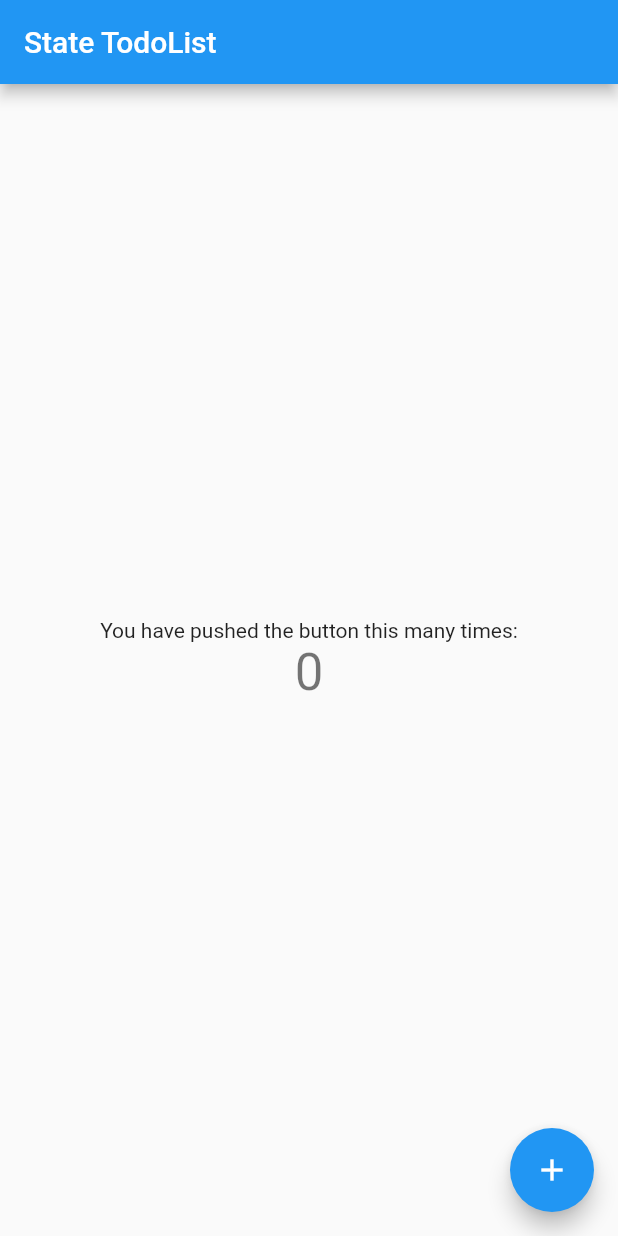
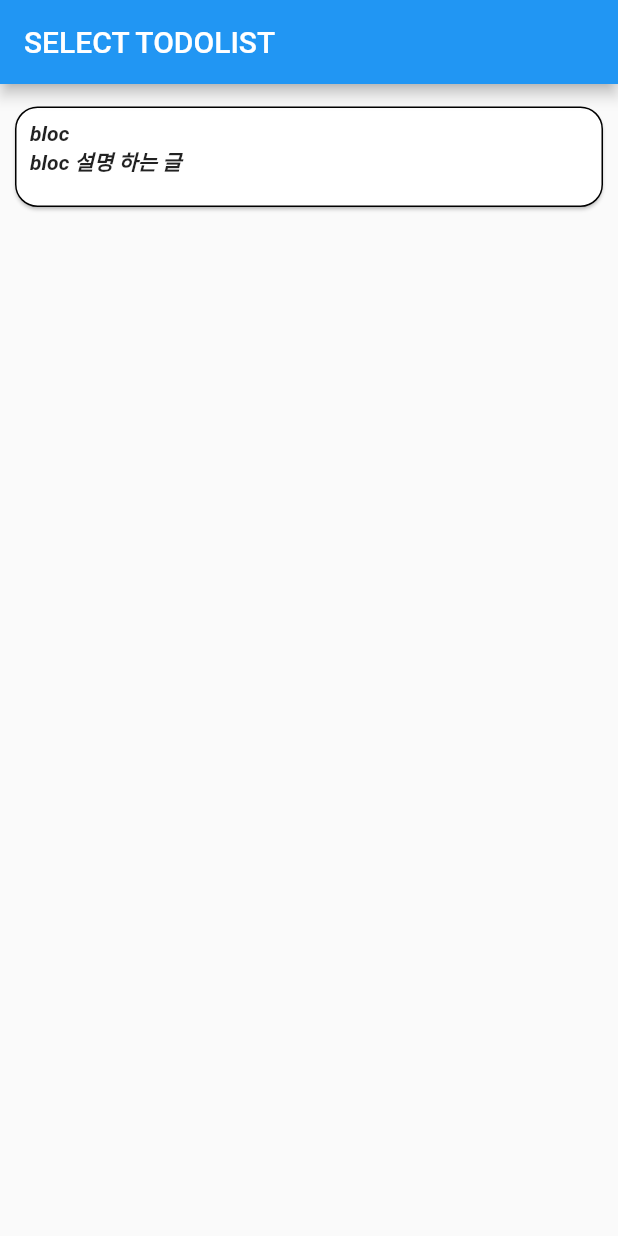
Before and after one commit to SeongYongLee/flutter_state_todolist, a Flutter app: the screen it shows after launch, on a phone screen of 412 x 824 dp. Run offline on Flutter 3.47's test engine with Material 2 defaults, Android fonts, the phone set to English and light mode, and no system bars; our stand-ins replace flutter_bloc, shared_preferences.

Commit message:
TODOLIST (BLOC) 추가

```diff
--- a/lib/main.dart
+++ b/lib/main.dart
@@ -1,4 +1,7 @@
 import 'package:flutter/material.dart';
+
+import 'package:flutter_state_todolist/page/home.dart';
+import 'package:flutter_state_todolist/page/bloc/bloc.dart';
 
 void main() {
   runApp(MyApp());
@@ -9,105 +12,16 @@ class MyApp extends StatelessWidget {
   @override
   Widget build(BuildContext context) {
     return MaterialApp(
-      title: 'State TodoList',
+      title: 'Welcome State TodoList',
       theme: ThemeData(
-        // This is the theme of your application.
-        //
-        // Try running your application with "flutter run". You'll see the
-        // application has a blue toolbar. Then, without quitting the app, try
-        // changing the primarySwatch below to Colors.green and then invoke
-        // "hot reload" (press "r" in the console where you ran "flutter run",
-        // or simply save your changes to "hot reload" in a Flutter IDE).
-        // Notice that the counter didn't reset back to zero; the application
-        // is not restarted.
         primarySwatch: Colors.blue,
+        visualDensity: VisualDensity.adaptivePlatformDensity,
       ),
-      home: MyHomePage(title: 'State TodoList'),
+      initialRoute: '/',
+      routes: {
+        '/': (context) => HomePage(),
+        '/bloc': (context) => BlocPage(),
+      },
     );
   }
 }
-
-class MyHomePage extends StatefulWidget {
-  MyHomePage({Key? key, required this.title}) : super(key: key);
-
-  // This widget is the home page of your application. It is stateful, meaning
-  // that it has a State object (defined below) that contains fields that affect
-  // how it looks.
-
-  // This class is the configuration for the state. It holds the values (in this
-  // case the title) provided by the parent (in this case the App widget) and
-  // used by the build method of the State. Fields in a Widget subclass are
-  // always marked "final".
-
-  final String title;
-
-  @override
-  _MyHomePageState createState() => _MyHomePageState();
-}
-
-class _MyHomePageState extends State<MyHomePage> {
-  int _counter = 0;
-
-  void _incrementCounter() {
-    setState(() {
-      // This call to setState tells the Flutter framework that something has
-      // changed in this State, which causes it to rerun the build method below
-      // so that the display can reflect the updated values. If we changed
-      // _counter without calling setState(), then the build method would not be
-      // called again, and so nothing would appear to happen.
-      _counter++;
-    });
-  }
-
-  @override
-  Widget build(BuildContext context) {
-    // This method is rerun every time setState is called, for instance as done
-    // by the _incrementCounter method above.
-    //
-    // The Flutter framework has been optimized to make rerunning build methods
-    // fast, so that you can just rebuild anything that needs updating rather
-    // than having to individually change instances of widgets.
-    return Scaffold(
-      appBar: AppBar(
-        // Here we take the value from the MyHomePage object that was created by
-        // the App.build method, and use it to set our appbar title.
-        title: Text(widget.title),
-      ),
-      body: Center(
-        // Center is a layout widget. It takes a single child and positions it
-        // in the middle of the parent.
-        child: Column(
-          // Column is also a layout widget. It takes a list of children and
-          // arranges them vertically. By default, it sizes itself to fit its
-          // children horizontally, and tries to be as tall as its parent.
-          //
-          // Invoke "debug painting" (press "p" in the console, choose the
-          // "Toggle Debug Paint" action from the Flutter Inspector in Android
-          // Studio, or the "Toggle Debug Paint" command in Visual Studio Code)
-          // to see the wireframe for each widget.
-          //
-          // Column has various properties to control how it sizes itself and
-          // how it positions its children. Here we use mainAxisAlignment to
-          // center the children vertically; the main axis here is the vertical
-          // axis because Columns are vertical (the cross axis would be
-          // horizontal).
-          mainAxisAlignment: MainAxisAlignment.center,
-          children: <Widget>[
-            Text(
-              'You have pushed the button this many times:',
-            ),
-            Text(
-              '$_counter',
-              style: Theme.of(context).textTheme.headline4,
-            ),
-          ],
-        ),
-      ),
-      floatingActionButton: FloatingActionButton(
-        onPressed: _incrementCounter,
-        tooltip: 'Increment',
-        child: Icon(Icons.add),
-      ), // This trailing comma makes auto-formatting nicer for build methods.
-    );
-  }
-}
--- /dev/null
+++ b/lib/model/todo.dart
@@ -0,0 +1,36 @@
+import 'dart:convert';
+
+class Todo {
+  static const newId = -1;
+  final int uid;
+  String title;
+  String role;
+  String goal;
+  String value;
+  DateTime created;
+
+  Todo(this.uid, this.created,
+      {this.title = "", this.role = "", this.goal = "", this.value = ""});
+
+  static Todo fromJson(String json) {
+    Map<String, dynamic> data = jsonDecode(json);
+    Todo todo;
+    todo = Todo(data['uid'], DateTime.parse(data['created']));
+    todo.title = data['title'];
+    todo.role = data['role'];
+    todo.goal = data['goal'];
+    todo.value = data['value'];
+    return todo;
+  }
+
+  String toJson() {
+    Map<String, dynamic> data = Map<String, dynamic>();
+    data['uid'] = uid;
+    data['title'] = title;
+    data['role'] = role;
+    data['goal'] = goal;
+    data['value'] = value;
+    data['created'] = created.toString();
+    return jsonEncode(data);
+  }
+}
--- /dev/null
+++ b/lib/page/bloc/bloc.dart
@@ -0,0 +1,35 @@
+import 'package:flutter/cupertino.dart';
+import 'package:flutter/material.dart';
+import 'package:flutter_bloc/flutter_bloc.dart';
+
+import 'package:flutter_state_todolist/state/bloc/todo/bloc.dart';
+import 'package:flutter_state_todolist/state/bloc/todo/event.dart';
+import 'package:flutter_state_todolist/model/todo_repository.dart';
+
+import 'edit.dart';
+import 'list.dart';
+
+class BlocPage extends StatelessWidget {
+  @override
+  Widget build(BuildContext context) {
+    return RepositoryProvider(
+      create: (context) => TodoRepository(),
+      child: BlocProvider(
+        create: (context) => TodoBloc(RepositoryProvider.of<TodoRepository>(context))
+          ..add(TodoEventFetching()),
+        child: MaterialApp(
+          title: 'TODOLIST (BLOC)',
+          theme: ThemeData(
+            primarySwatch: Colors.blue,
+            visualDensity: VisualDensity.adaptivePlatformDensity,
+          ),
+          initialRoute: '/bloc',
+          routes: {
+            '/bloc': (context) => BlocListPage(),
+            '/bloc/edit': (context) => BlocEditPage(),
+          },
+        ),
+      ),
+    );
+  }
+}
--- /dev/null
+++ b/lib/page/home.dart
@@ -0,0 +1,71 @@
+import 'package:flutter/cupertino.dart';
+import 'package:flutter/material.dart';
+
+class State {
+  String name;
+  String introduction;
+
+  State(this.name, this.introduction);
+}
+
+final stateList = [
+  // State('widget'),
+  State('bloc', 'bloc 설명 하는 글'),
+  // State('provider'),
+  // State('getit'),
+  // State('riverpod'),
+];
+
+class HomePage extends StatelessWidget {
+  @override
+  Widget build(BuildContext context) {
+    return Scaffold(
+      appBar: AppBar(title: Text('SELECT TODOLIST')),
+      body: ListView.builder(
+        itemCount: stateList.length,
+        itemBuilder: (context, index) {
+          return GestureDetector(
+              onTap: () {
+                Navigator.pushNamed(context, '/${stateList[index].name}');
+              },
+              child: TodoCard(state: stateList[index]));
+        },
+      ),
+    );
+  }
+}
+
+class TodoCard extends StatelessWidget {
+  final State state;
+
+  TodoCard({Key? key, required this.state}) : super(key: key);
+
+  @override
+  Widget build(BuildContext context) {
+    return Card(
+        shape: RoundedRectangleBorder(
+            side: BorderSide(width: 1.0),
+            borderRadius: BorderRadius.circular(15)),
+        margin: EdgeInsets.fromLTRB(10, 15, 10, 10),
+        child: Padding(
+            padding: EdgeInsets.fromLTRB(10, 10, 10, 20),
+            child: Column(
+              crossAxisAlignment: CrossAxisAlignment.start,
+              mainAxisAlignment: MainAxisAlignment.spaceBetween,
+              children: [
+                Text('${state.name}',
+                    maxLines: 1,
+                    overflow: TextOverflow.clip,
+                    style: TextStyle(
+                        fontWeight: FontWeight.bold,
+                        fontStyle: FontStyle.italic)),
+                Text('${state.introduction}',
+                    maxLines: 1,
+                    overflow: TextOverflow.clip,
+                    style: TextStyle(
+                        fontWeight: FontWeight.bold,
+                        fontStyle: FontStyle.italic)),
+              ],
+            )));
+  }
+}
--- /dev/null
+++ b/lib/state/bloc/todo/event.dart
@@ -0,0 +1,13 @@
+abstract class TodoEvent {
+  final todo;
+  TodoEvent(this.todo);
+}
+class TodoEventFetching extends TodoEvent{
+  TodoEventFetching() : super(null);
+}
+class TodoEventSaving extends TodoEvent{
+  TodoEventSaving(todo) : super(todo);
+}
+class TodoEventDeleting extends TodoEvent{
+  TodoEventDeleting(todo) : super(todo);
+}
--- /dev/null
+++ b/lib/state/bloc/todo/state.dart
@@ -0,0 +1,3 @@
+abstract class TodoState {}
+class TodoStateNotInitialized extends TodoState{}
+class TodoStateFetched extends TodoState{}
--- a/pubspec.yaml
+++ b/pubspec.yaml
@@ -28,6 +28,9 @@ dependencies:
   # The following adds the Cupertino Icons font to your application.
   # Use with the CupertinoIcons class for iOS style icons.
   cupertino_icons: ^1.0.2
+  flutter_bloc: ^7.0.1
+  shared_preferences: ^2.0.6
+  intl: ^0.17.0
 
 dev_dependencies:
   flutter_test:
```
Also changed, not shown: lib/component/todo_edit_card.dart (added, +36 -0 lines), lib/component/todo_list_card_short.dart (added, +32 -0 lines), lib/model/todo_repository.dart (added, +49 -0 lines), lib/page/bloc/edit.dart (added, +52 -0 lines), lib/page/bloc/list.dart (added, +103 -0 lines), lib/state/bloc/todo/bloc.dart (added, +27 -0 lines), pubspec.lock, 7 other files.
